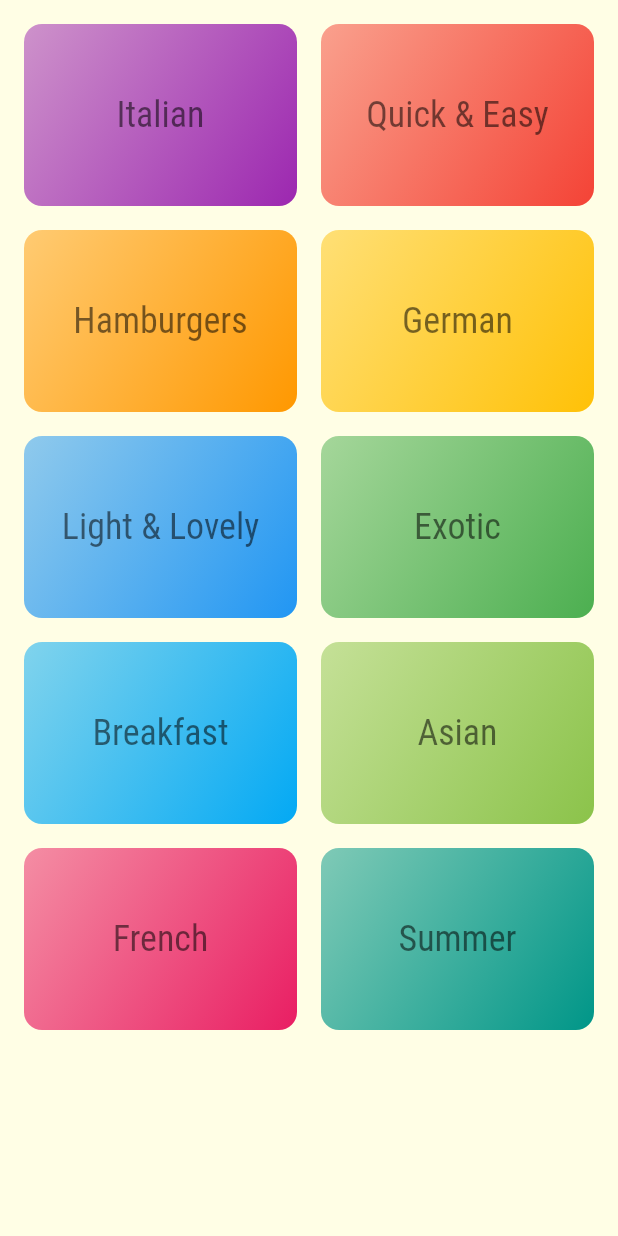
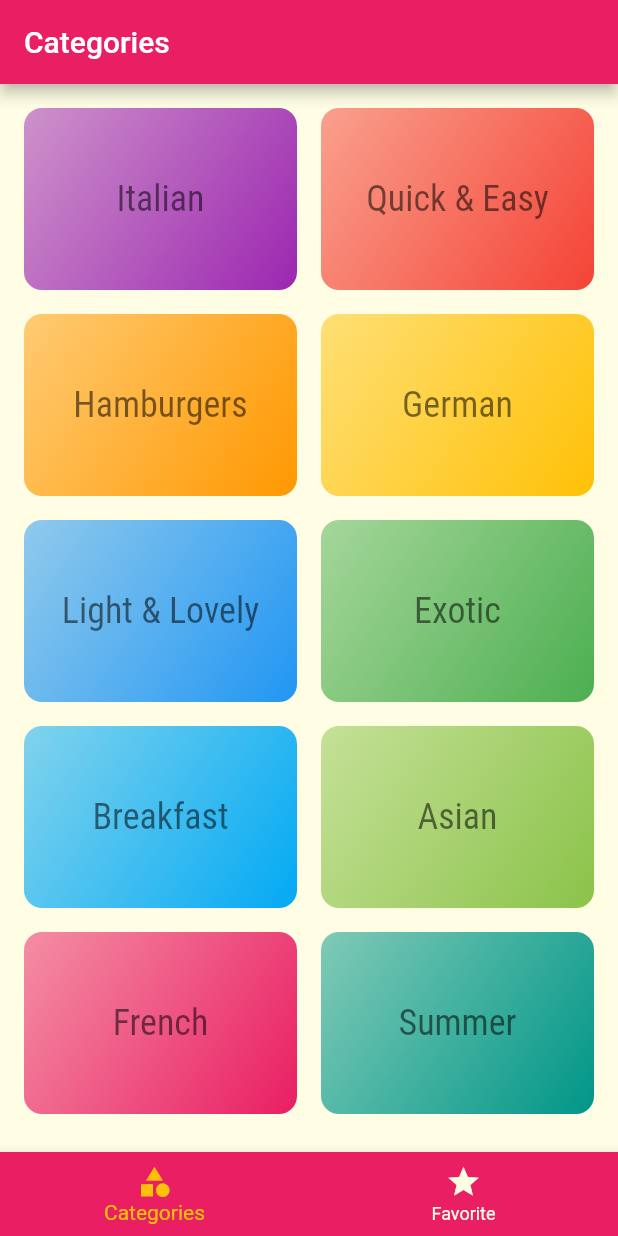
Before and after one commit to irisktaker/mealapp, a Flutter app: the screen it shows after launch, on a phone screen of 412 x 824 dp. Run offline on Flutter 3.47's test engine with Material 2 defaults, Android fonts, the phone set to English and light mode, and no system bars.

Commit message:
add tabs_screen

```diff
--- a/lib/main.dart
+++ b/lib/main.dart
@@ -1,9 +1,8 @@
 import 'package:flutter/material.dart';
 import 'package:flutter/services.dart';
-import 'package:mealapp/screens/meal_details_screen.dart';
+import '../screens/meal_details_screen.dart';
+import '../screens/tabs_screen.dart';
 import '../screens/category_meals_screen.dart';
-
-import 'screens/categories_screen.dart';
 
 void main() {
   SystemChrome.setSystemUIOverlayStyle(
@@ -45,21 +44,10 @@ class MyApp extends StatelessWidget {
             ),
       ),
       routes: {
-        '/': (context) => const CategoriesScreen(),
+        '/': (context) => const TabsScreen(),
         CategoryMealsScreen.routeName: (context) => const CategoryMealsScreen(),
         MealDetailsScreen.routeName: (context) => const MealDetailsScreen(),
       },
     );
   }
 }
-
-// class HomePage extends StatelessWidget {
-//   const HomePage({Key? key}) : super(key: key);
-
-//   @override
-//   Widget build(BuildContext context) {
-//     return const Scaffold(
-//       body: CategoriesScreen(),
-//     );
-//   }
-// }
--- a/lib/screens/favorite_screen.dart
+++ b/lib/screens/favorite_screen.dart
@@ -0,0 +1,12 @@
+import 'package:flutter/material.dart';
+
+class FavoriteScreen extends StatelessWidget {
+  const FavoriteScreen({Key? key}) : super(key: key);
+
+  @override
+  Widget build(BuildContext context) {
+    return const Center(
+      child: Text("Favorite Screen"),
+    );
+  }
+}
--- a/lib/screens/tabs_screen.dart
+++ b/lib/screens/tabs_screen.dart
@@ -0,0 +1,58 @@
+import 'package:flutter/material.dart';
+import '../screens/categories_screen.dart';
+import '../screens/favorite_screen.dart';
+
+class TabsScreen extends StatefulWidget {
+  const TabsScreen({Key? key}) : super(key: key);
+
+  @override
+  State<TabsScreen> createState() => _TabsScreenState();
+}
+
+class _TabsScreenState extends State<TabsScreen> {
+  int _selectedPageIndex = 0;
+
+  void _selectedPage(int index) {
+    setState(() {
+      _selectedPageIndex = index;
+    });
+  }
+
+  final List<Map<String, dynamic>> _pages = [
+    {
+      'page': const CategoriesScreen(),
+      'title': 'Categories',
+    },
+    {
+      'page': const FavoriteScreen(),
+      'title': 'Favorite',
+    },
+  ];
+
+  @override
+  Widget build(BuildContext context) {
+    return Scaffold(
+      appBar: AppBar(
+        title: Text(_pages[_selectedPageIndex]['title']),
+      ),
+      body: _pages[_selectedPageIndex]['page'],
+      bottomNavigationBar: BottomNavigationBar(
+        backgroundColor: Theme.of(context).colorScheme.primary,
+        onTap: _selectedPage,
+        currentIndex: _selectedPageIndex,
+        selectedItemColor: Theme.of(context).colorScheme.secondary,
+        unselectedItemColor: Theme.of(context).canvasColor,
+        items: const [
+          BottomNavigationBarItem(
+            icon: Icon(Icons.category),
+            label: 'Categories',
+          ),
+          BottomNavigationBarItem(
+            icon: Icon(Icons.star),
+            label: 'Favorite',
+          ),
+        ],
+      ),
+    );
+  }
+}
```
